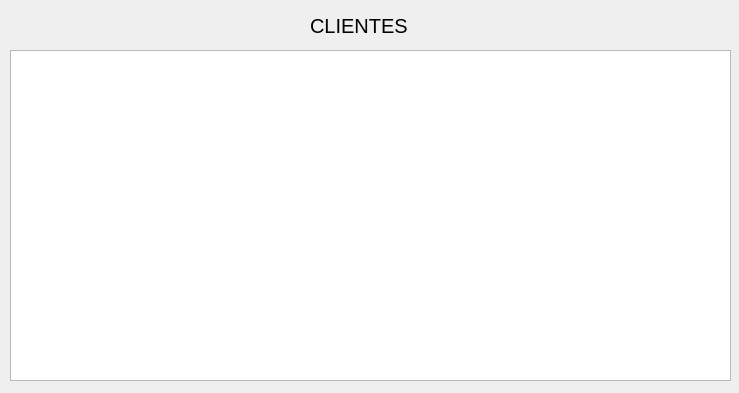
yosoyfunes/python, file Proyecto/layout/buscar.ui: the form before one commit.
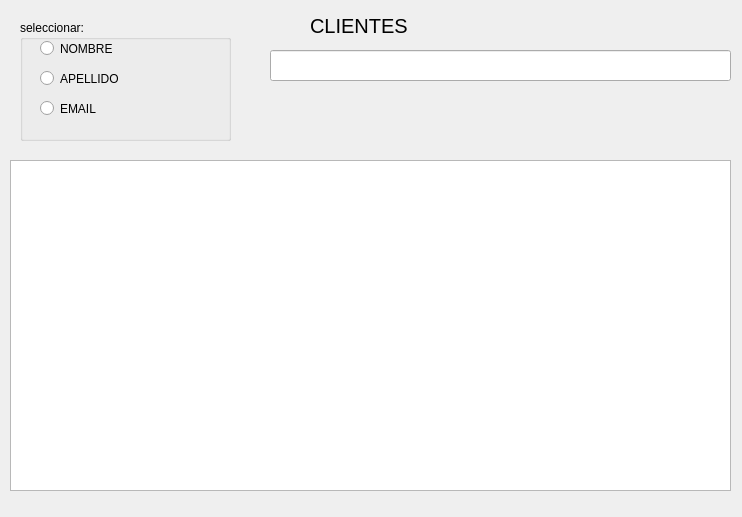
The form after the commit.

Commit message: Agrego buscador de Clientes

Diff of the .ui file:
```diff
--- a/Proyecto/layout/buscar.ui
+++ b/Proyecto/layout/buscar.ui
@@ -6,8 +6,8 @@
    <rect>
     <x>0</x>
     <y>0</y>
-    <width>739</width>
-    <height>393</height>
+    <width>742</width>
+    <height>517</height>
    </rect>
   </property>
   <property name="windowTitle">
@@ -37,12 +37,74 @@
    <property name="geometry">
     <rect>
      <x>10</x>
-     <y>50</y>
+     <y>160</y>
      <width>721</width>
      <height>331</height>
     </rect>
    </property>
   </widget>
+  <widget class="QLineEdit" name="line_cliente">
+   <property name="geometry">
+    <rect>
+     <x>270</x>
+     <y>50</y>
+     <width>461</width>
+     <height>31</height>
+    </rect>
+   </property>
+  </widget>
+  <widget class="QGroupBox" name="groupBox">
+   <property name="geometry">
+    <rect>
+     <x>20</x>
+     <y>20</y>
+     <width>211</width>
+     <height>121</height>
+    </rect>
+   </property>
+   <property name="title">
+    <string>seleccionar:</string>
+   </property>
+   <widget class="QRadioButton" name="ck_nombre">
+    <property name="geometry">
+     <rect>
+      <x>20</x>
+      <y>20</y>
+      <width>82</width>
+      <height>17</height>
+     </rect>
+    </property>
+    <property name="text">
+     <string>NOMBRE</string>
+    </property>
+   </widget>
+   <widget class="QRadioButton" name="ck_apellido">
+    <property name="geometry">
+     <rect>
+      <x>20</x>
+      <y>50</y>
+      <width>82</width>
+      <height>17</height>
+     </rect>
+    </property>
+    <property name="text">
+     <string>APELLIDO</string>
+    </property>
+   </widget>
+   <widget class="QRadioButton" name="ck_email">
+    <property name="geometry">
+     <rect>
+      <x>20</x>
+      <y>80</y>
+      <width>82</width>
+      <height>17</height>
+     </rect>
+    </property>
+    <property name="text">
+     <string>EMAIL</string>
+    </property>
+   </widget>
+  </widget>
  </widget>
  <resources/>
  <connections/>
```
The commit also changes 1 other file.
